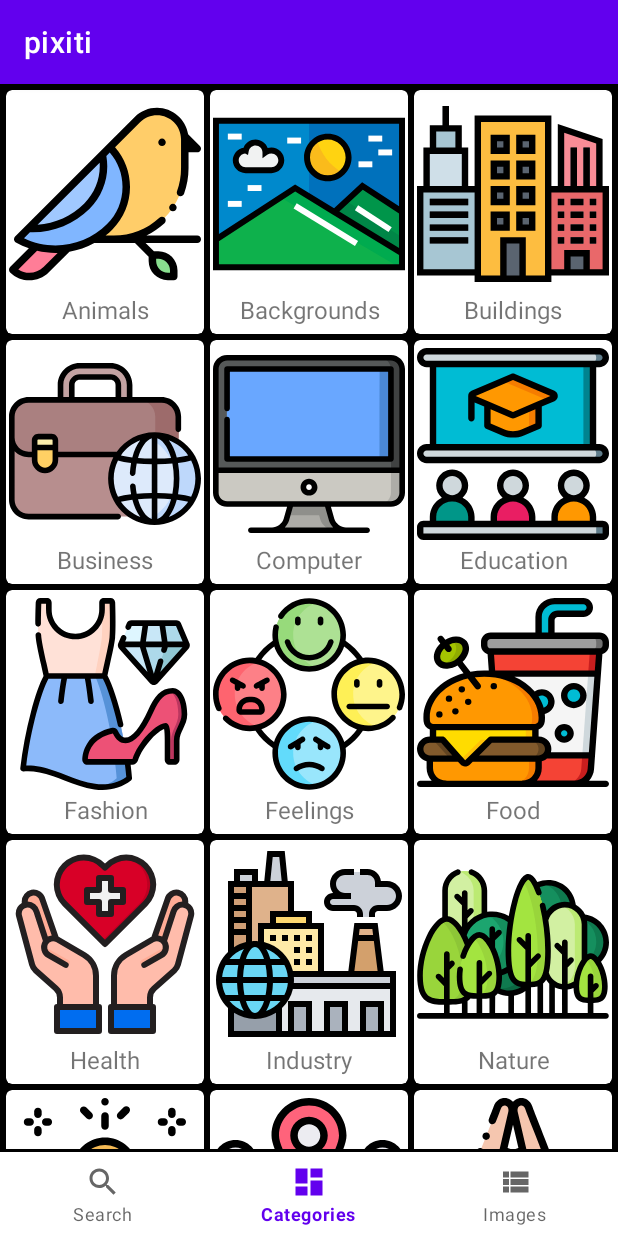
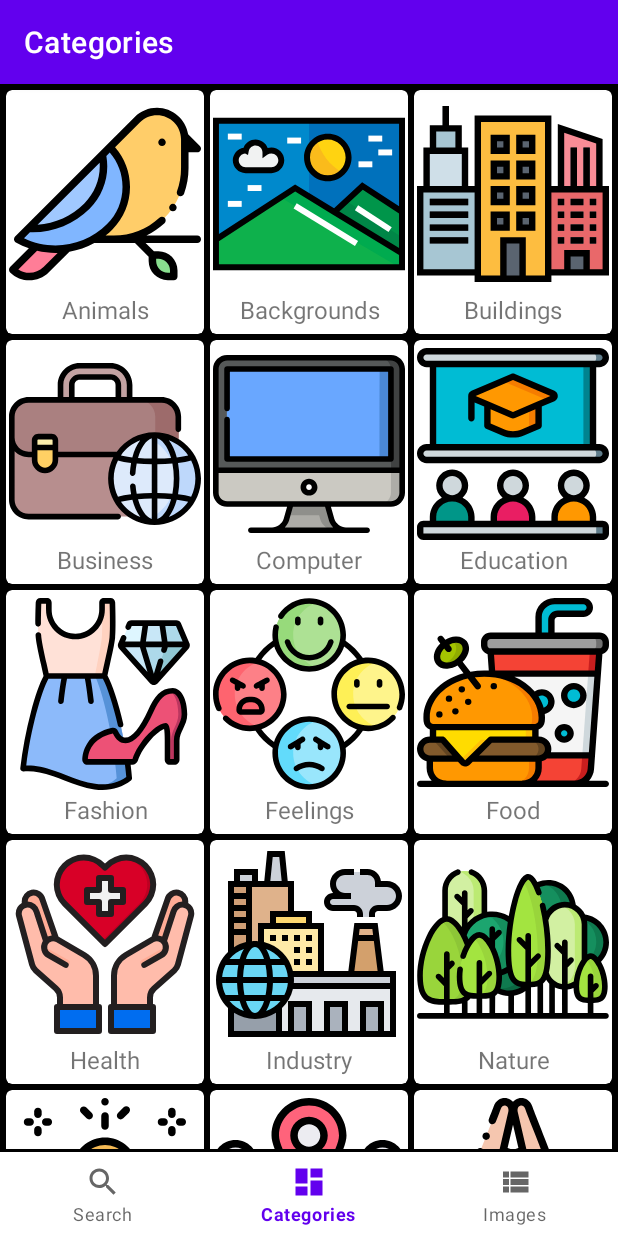
Before and after one commit to memreyilmaz/pixiti, an Android app: the CategoriesFragment screen opened through its navigation route, on a phone screen of 412 x 824 dp. Run offline under Robolectric (Android 15) with nearby library versions, the phone set to English and light mode, and no system bars; our stand-ins replace navigation-ui, paging; network calls fail; pictures from the network do not load; 1 statement that could not run was skipped.

```diff
--- a/app/src/main/java/com/example/pixiti/ui/category/CategoriesFragment.kt
+++ b/app/src/main/java/com/example/pixiti/ui/category/CategoriesFragment.kt
@@ -41,7 +41,7 @@ class CategoriesFragment : Fragment() {
         view: View, savedInstanceState: Bundle?
     ) {
         super.onViewCreated(view, savedInstanceState)
-
+        activity?.title = getString(R.string.label_categories)
         binding?.recyclerViewCategory?.apply {
             setHasFixedSize(true)
             layoutManager = GridLayoutManager(requireContext(), CATEGORY_GRID_COUNT)
--- a/app/src/main/java/com/example/pixiti/ui/list/ListFragment.kt
+++ b/app/src/main/java/com/example/pixiti/ui/list/ListFragment.kt
@@ -11,6 +11,7 @@ import androidx.lifecycle.lifecycleScope
 import androidx.navigation.fragment.navArgs
 import androidx.recyclerview.widget.StaggeredGridLayoutManager
 import com.example.pixiti.ImageViewModel
+import com.example.pixiti.R
 import com.example.pixiti.databinding.FragmentListBinding
 import com.example.pixiti.ui.detail.DetailActivity
 import com.example.pixiti.utils.toast
@@ -48,6 +49,7 @@ class ListFragment : Fragment() {
     ) {
         super.onViewCreated(view, savedInstanceState)
         val query = arguments.query
+        activity?.title = query.capitalize()
         binding?.recyclerViewList?.apply {
             setHasFixedSize(true)
             layoutManager =
--- a/app/src/main/java/com/example/pixiti/ui/search/SearchFragment.kt
+++ b/app/src/main/java/com/example/pixiti/ui/search/SearchFragment.kt
@@ -34,6 +34,7 @@ class SearchFragment : Fragment() {
 
     override fun onViewCreated(view: View, savedInstanceState: Bundle?) {
         super.onViewCreated(view, savedInstanceState)
+        activity?.title = getString(R.string.label_search)
         initView()
     }
 
--- a/app/src/main/res/layout/item_list.xml
+++ b/app/src/main/res/layout/item_list.xml
@@ -9,5 +9,5 @@
         android:layout_width="match_parent"
         android:layout_height="wrap_content"
         android:adjustViewBounds="true"
-        android:scaleType="fitXY" />
+        android:scaleType="fitCenter" />
 </RelativeLayout>
```
